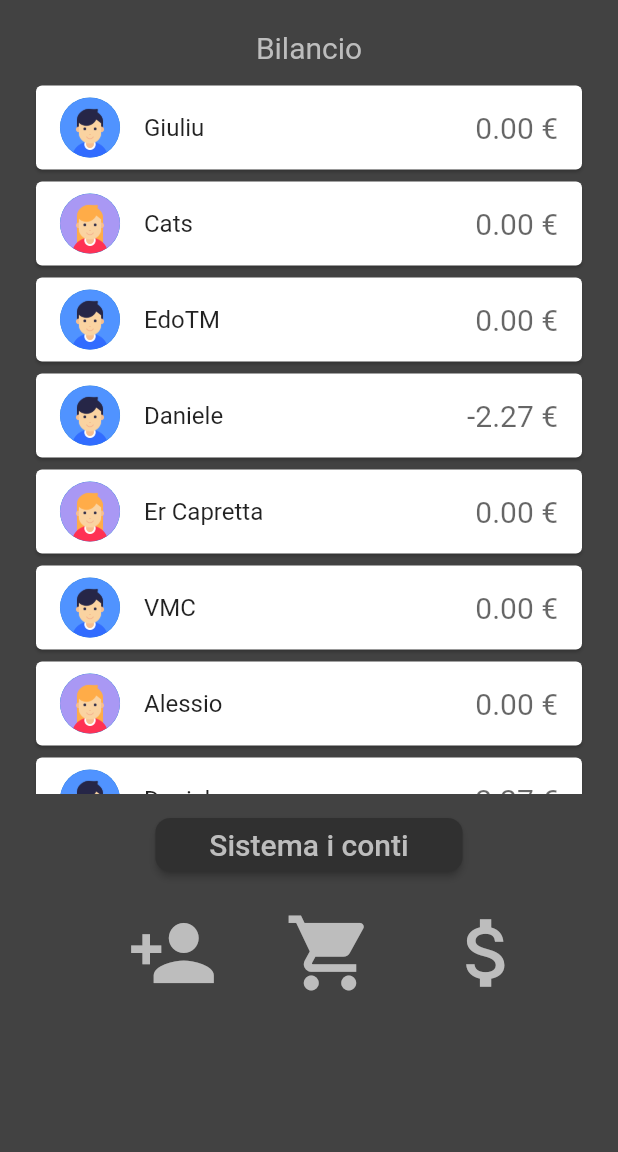
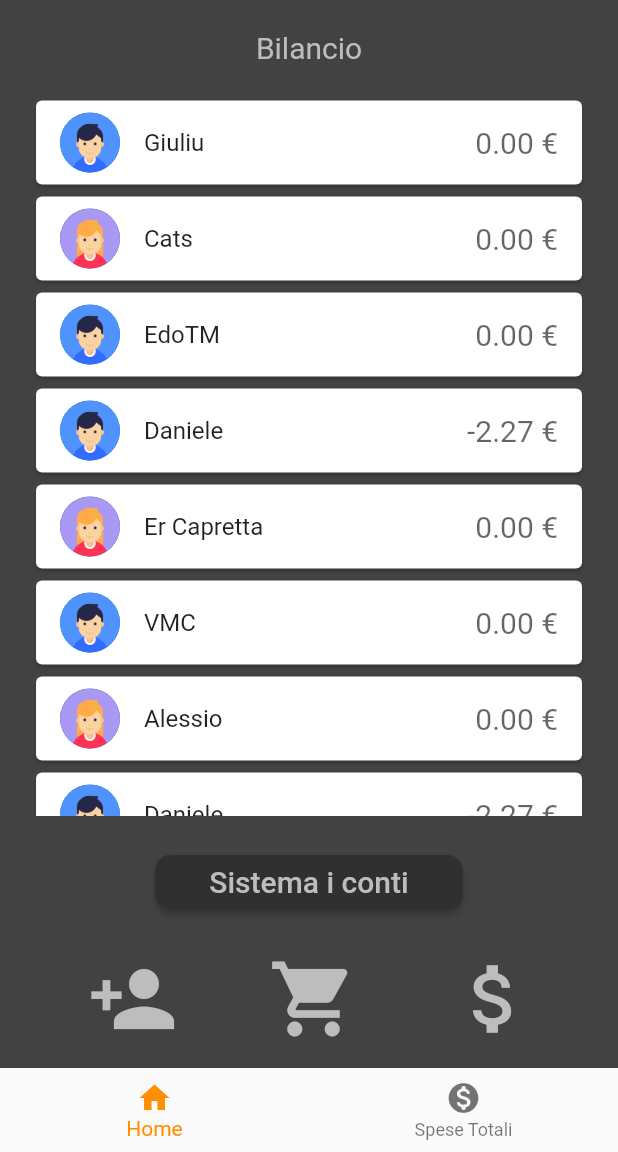
Before and after one commit to giumanuz/appspese, a Flutter app: the screen it shows after launch, on a phone screen of 412 x 824 dp, the part 84-1236 px from its top. Run offline on Flutter 3.47's test engine with Material 2 defaults, Android fonts, the phone set to English and light mode, and no system bars; Roboto replaces fonts that are missing (Oxygen-Light, Oxygen-Regular).

Commit message:
fine prima parte

```diff
--- a/lib/pages/home.dart
+++ b/lib/pages/home.dart
@@ -68,29 +68,56 @@ class _HomeState extends State<Home> {
     ),
   ];
 
-
-
-
-
   @override
   Widget build(BuildContext context) {
     return Scaffold(
       backgroundColor: Colors.grey[800],
       appBar: myAppBar(context),
-      body: SingleChildScrollView(
-          child: Padding(
-        padding: const EdgeInsets.fromLTRB(20.0, 20.0, 20.0, 0.0),
-        child: Column(children: [
+      body: Column(children: [
+        const SizedBox(
+          height: 20,
+        ),
         bilancioName(),
-          const SizedBox(height: 10.0),
-          buildPeopleContainer(context),
-          const SizedBox(height: 10.0),
+        const SizedBox(
+          height: 20,
+        ),
+        buildPeopleList(),
+        const SizedBox(
+          height: 20,
+        ),
         rowButtonSistmaConti(context),
-          const SizedBox(height: 10.0),
-          Row(
+        threeButtonRow(context),
+        const SizedBox(
+          height: 20,
+        )
+      ]),
+      bottomNavigationBar: BottomNavigationBar(
+        items: const <BottomNavigationBarItem>[
+          BottomNavigationBarItem(
+            icon: Icon(Icons.home),
+            label: 'Home',
+          ),
+          BottomNavigationBarItem(
+            icon: Icon(Icons.monetization_on_rounded),
+            label: 'Spese Totali',
+          ),
+        ],
+        currentIndex: 0,
+        selectedItemColor: Colors.amber[800],
+      ),
+    );
+  }
+
+  SizedBox threeButtonRow(BuildContext context) {
+    return SizedBox(
+      height: 80,
+      child: Row(
+        mainAxisSize: MainAxisSize.max,
         mainAxisAlignment: MainAxisAlignment.spaceEvenly,
         children: [
-              IconButton(
+          SizedBox(
+            width: 70,
+            child: IconButton(
                 onPressed: () {
                   showDialog(
                           context: context,
@@ -119,24 +146,29 @@ class _HomeState extends State<Home> {
                   color: Colors.grey[400],
                   size: 60.0,
                 )),
-              IconButton(
+          ),
+          SizedBox(
+            width: 70,
+            child: IconButton(
                 onPressed: () {},
                 icon: Icon(
                   Icons.shopping_cart,
                   color: Colors.grey[400],
                   size: 60.0,
                 )),
-              IconButton(
+          ),
+          SizedBox(
+            width: 70,
+            child: IconButton(
                 onPressed: () {},
                 icon: Icon(
                   Icons.attach_money,
                   color: Colors.grey[400],
                   size: 60.0,
                 )),
+          ),
         ],
       ),
-        ]),
-      )),
     );
   }
 
@@ -210,22 +242,11 @@ class _HomeState extends State<Home> {
     );
   }
 
-  Container buildPeopleContainer(BuildContext context) {
-    return Container(
-      height: cards.length <= 8
-          ? cards.length * 64.0
-          : MediaQuery.of(context).size.height * 0.578,
-      width: MediaQuery.of(context).size.width * 1.1,
-      decoration: BoxDecoration(
-        // color: Colors.grey[400],
-        borderRadius: BorderRadius.circular(10.0),
-      ),
-      child: Center(child: buildPeopleList()),
-    );
-  }
-
-  ListView buildPeopleList() {
-    return ListView.builder(
+  Expanded buildPeopleList() {
+    return Expanded(
+      child: Padding(
+        padding: const EdgeInsets.symmetric(horizontal: 20.0),
+        child: ListView.builder(
             shrinkWrap: true,
             physics: cards.length <= 8
                 ? const NeverScrollableScrollPhysics()
@@ -235,7 +256,9 @@ class _HomeState extends State<Home> {
               return MyCard(
                   card: cards[index],
                   onDismissed: (_) => setState(() => cards.removeAt(index)));
-        });
+            }),
+      ),
+    );
   }
 
   bool verificaCondizione(value, List<PersonalCard> cards) {
```
Lines whose indentation alone changed are shown as unchanged.
